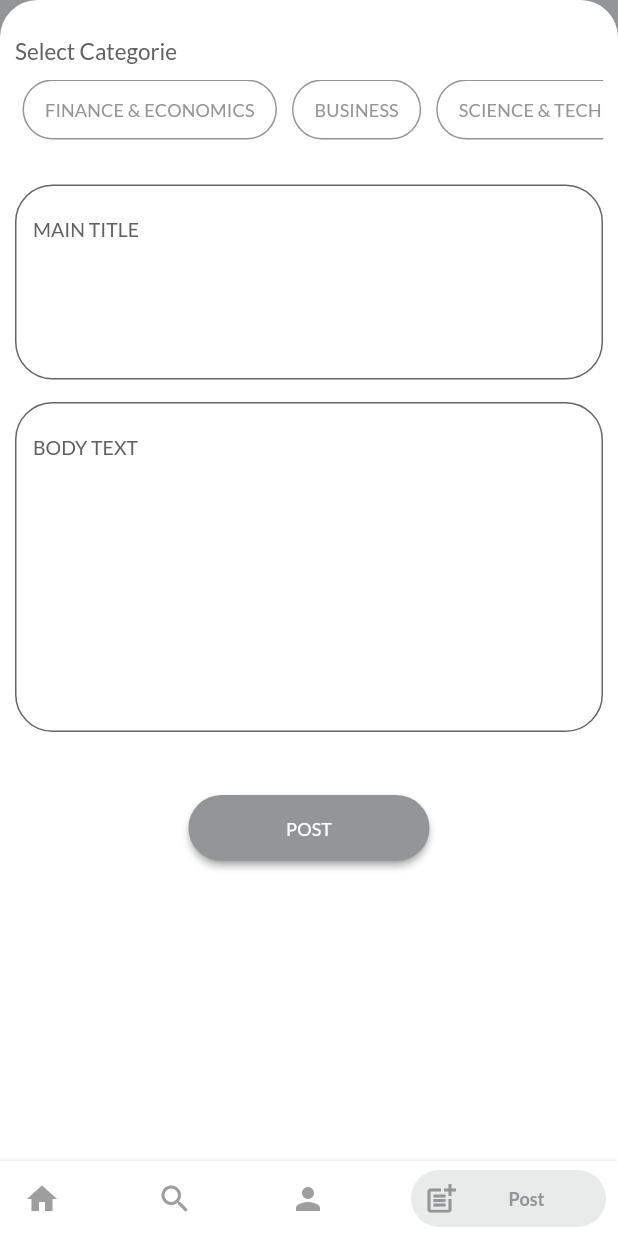
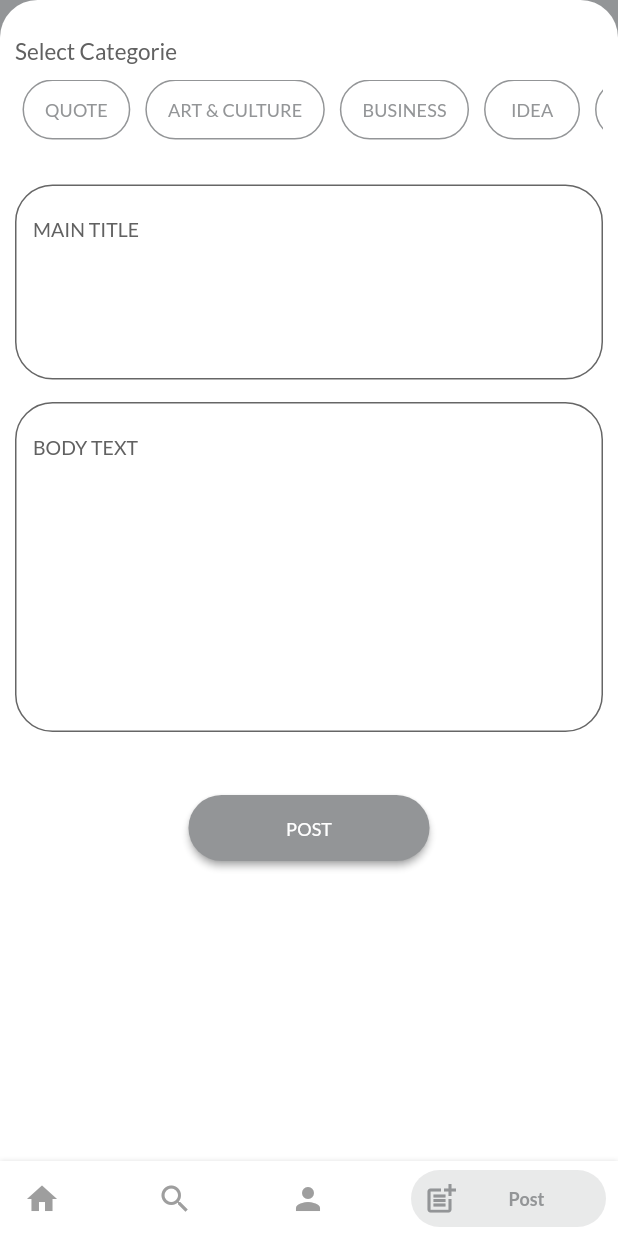
Before and after one commit to Yousafkhanzadaa/senboo, a Flutter app: the screen it shows once a user with an empty profile is signed in, item 4 of the bottom bar chosen, on a phone screen of 412 x 824 dp. Run offline on Flutter 3.47's test engine with Material 2 defaults, Android fonts, the phone set to English and light mode, and no system bars; our stand-ins replace cloud_firestore, firebase_auth, firebase_core, font_awesome_flutter, google_mobile_ads, google_sign_in and 2 more; accounts and stored records are empty.

Commit message:
final changes

```diff
--- a/lib/screens/edit_profile.dart
+++ b/lib/screens/edit_profile.dart
@@ -23,14 +23,17 @@ class _EditProfileState extends State<EditProfile> {
   final TextEditingController _instaController = TextEditingController();
   final TextEditingController _twitterController = TextEditingController();
   List<String> _fieldButtonNames = [
-    'Finance & Economics',
+    "Quote",
+    "Art & Culture",
     "Business",
+    "Idea",
     "Science & Technology",
     "Health & Medicine",
+    "Story",
+    'Finance & Economics',
     "Lifestyle",
-    "Sport & Leisure",
     "Entertainment",
-    "Art & Culture",
+    "Top Five"
   ];
   List<dynamic> _interestedList = [];
   // User collection
--- a/lib/screens/post_screen.dart
+++ b/lib/screens/post_screen.dart
@@ -32,14 +32,17 @@ class _PostScreenState extends State<PostScreen> {
   DateTime? dateTime;
 
   final List<String> _fieldButtonNames = [
-    'Finance & Economics',
+    "Quote",
+    "Art & Culture",
     "Business",
+    "Idea",
     "Science & Technology",
     "Health & Medicine",
+    "Story",
+    'Finance & Economics',
     "Lifestyle",
-    "Sport & Leisure",
     "Entertainment",
-    "Art & Culture",
+    "Top Five"
   ];
 
   @override
--- a/lib/screens/profile_screen.dart
+++ b/lib/screens/profile_screen.dart
@@ -153,7 +153,10 @@ class _ProfileScreenState extends State<ProfileScreen> {
       height: MediaQuery.of(context).size.height * 0.40,
       width: MediaQuery.of(context).size.width,
       child: StreamBuilder<QuerySnapshot>(
-        stream: posts.where('ownerId', isEqualTo: currentUser!.uid).snapshots(),
+        stream: posts
+            .where('ownerId', isEqualTo: currentUser!.uid)
+            .orderBy("date", descending: true)
+            .snapshots(),
         builder: (context, snapshot) {
           if (snapshot.hasData) {
             List dataList = snapshot.data!.docs.toList();
```
